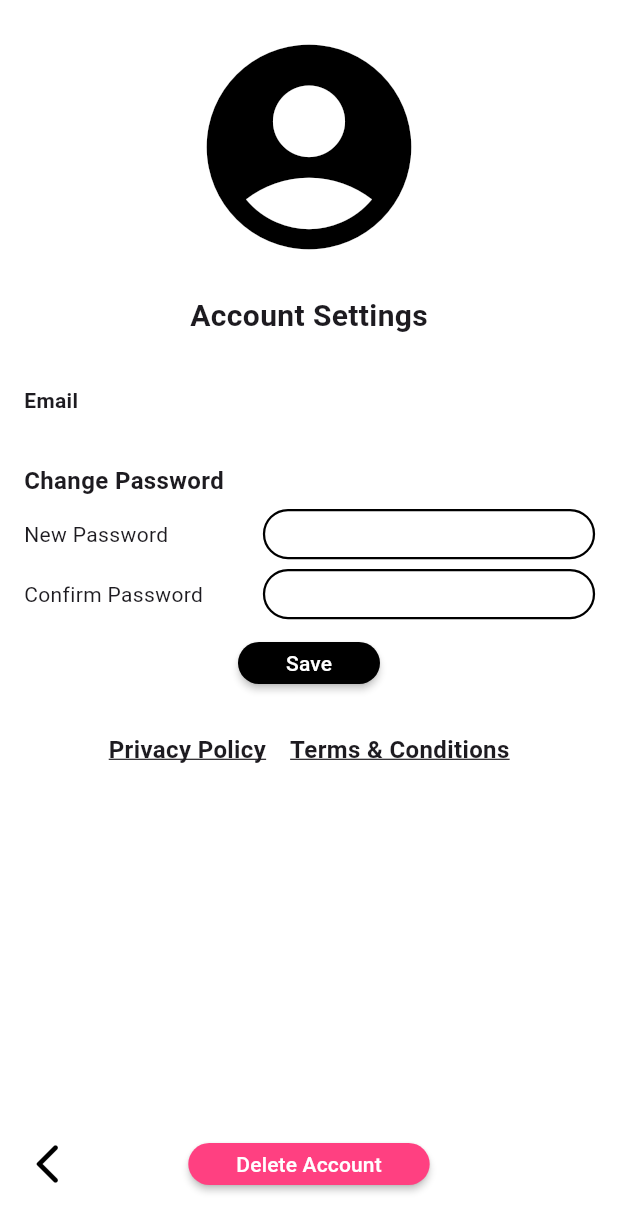
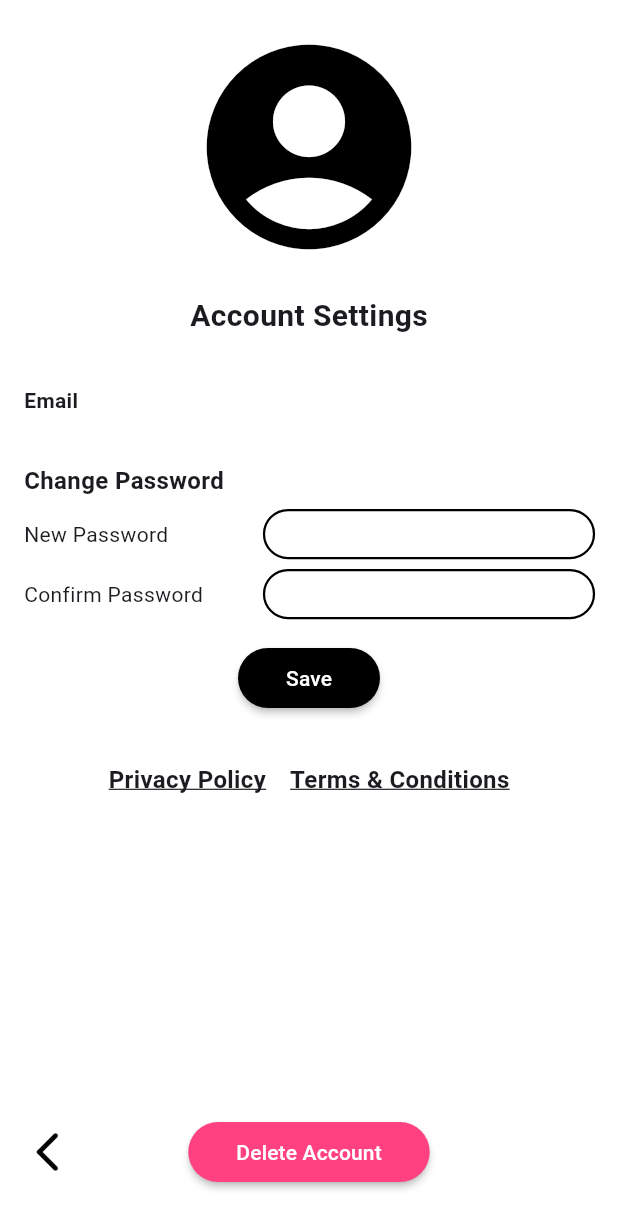
Before and after one commit to torak289/cafe-app-v2, a Flutter app: the UserSettingsPage screen opened by its route, after a tap on "Privacy Policy", on a phone screen of 412 x 824 dp. Shown: the top 1232 px of the screen. Run offline on Flutter 3.47's test engine with Material 3 defaults, Android fonts, the phone set to English and light mode, and no system bars; our stand-ins replace barcode_widget, flutter_map, geolocator, hive_flutter, latlong2, supabase_flutter; missing offline and left inert: dio_cache_interceptor, dio_cache_interceptor_file_store, flutter_map_animations, flutter_map_cache, mobile_scanner; accounts and stored records are empty; network calls fail; Roboto replaces fonts that are missing (Ubuntu).

Commit message:
added policies, add back button spacing

```diff
--- a/lib/screens/user_settings_page.dart
+++ b/lib/screens/user_settings_page.dart
@@ -210,8 +210,8 @@ class _UserSettingsPageState extends State<UserSettingsPage> {
                           onTap: () {
                             final Uri toLaunch = Uri(
                                 scheme: 'https',
-                                host: 'www.robusta-app.com',
-                                path: '/privacy-policy');
+                                host: 'robusta-app.com',
+                                path: '/privacy');
                             _launchInAppBrowser(toLaunch);
                           },
                           child: const Text(
@@ -230,8 +230,8 @@ class _UserSettingsPageState extends State<UserSettingsPage> {
                           onTap: () {
                             final Uri toLaunch = Uri(
                                 scheme: 'https',
-                                host: 'www.robusta-app.com',
-                                path: '/terms-and-conditions');
+                                host: 'robusta-app.com',
+                                path: '/terms-conditions');
                             _launchInAppBrowser(toLaunch);
                           },
                           child: const Text(
--- a/lib/themes/cafe_light.dart
+++ b/lib/themes/cafe_light.dart
@@ -101,8 +101,8 @@ ThemeData cafeLightTheme = ThemeData(
   //Buttons
   textButtonTheme: const TextButtonThemeData(
     style: ButtonStyle(
-      tapTargetSize: MaterialTapTargetSize.shrinkWrap,
-      minimumSize: WidgetStatePropertyAll(Size.zero),
+      //tapTargetSize: MaterialTapTargetSize.shrinkWrap,
+      //minimumSize: WidgetStatePropertyAll(Size.zero),
       shadowColor: WidgetStatePropertyAll(CafeAppUI.buttonShadowColor),
       elevation: WidgetStatePropertyAll(CafeAppUI.buttonShadowHeight),
       backgroundColor: WidgetStatePropertyAll(CafeAppUI.buttonBackgroundColor),
@@ -117,14 +117,14 @@ ThemeData cafeLightTheme = ThemeData(
   ),
   iconButtonTheme: const IconButtonThemeData(
     style: ButtonStyle(
-      tapTargetSize: MaterialTapTargetSize.shrinkWrap,
+      //tapTargetSize: MaterialTapTargetSize.shrinkWrap,
       alignment: Alignment.center,
       shadowColor: WidgetStatePropertyAll(CafeAppUI.secondaryColor),
       elevation: WidgetStatePropertyAll(CafeAppUI.buttonShadowHeight),
       backgroundColor: WidgetStatePropertyAll(CafeAppUI.iconButtonIconBGColor),
       iconColor: WidgetStatePropertyAll(CafeAppUI.iconButtonIconColor),
       iconSize: WidgetStatePropertyAll(CafeAppUI.iconButtonIconSize),
-      minimumSize: WidgetStatePropertyAll(Size.zero),
+      //minimumSize: WidgetStatePropertyAll(Size.zero),
       padding: WidgetStatePropertyAll(
         EdgeInsets.all(CafeAppUI.buttonVerticalPadding),
       ),
```
